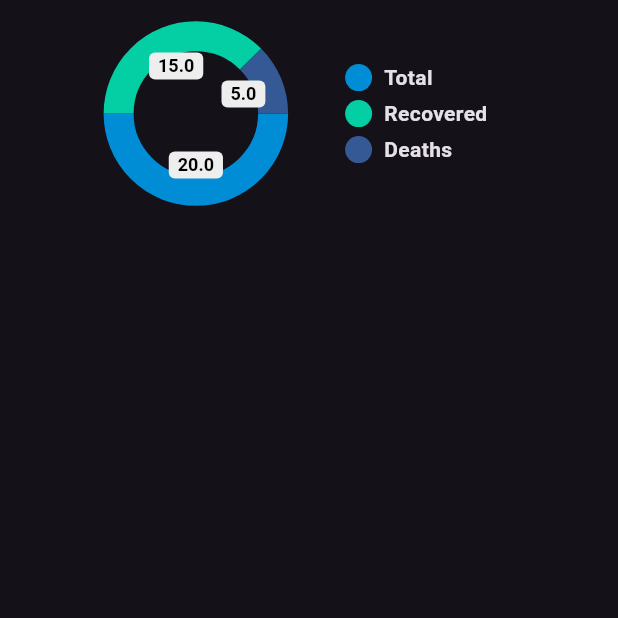
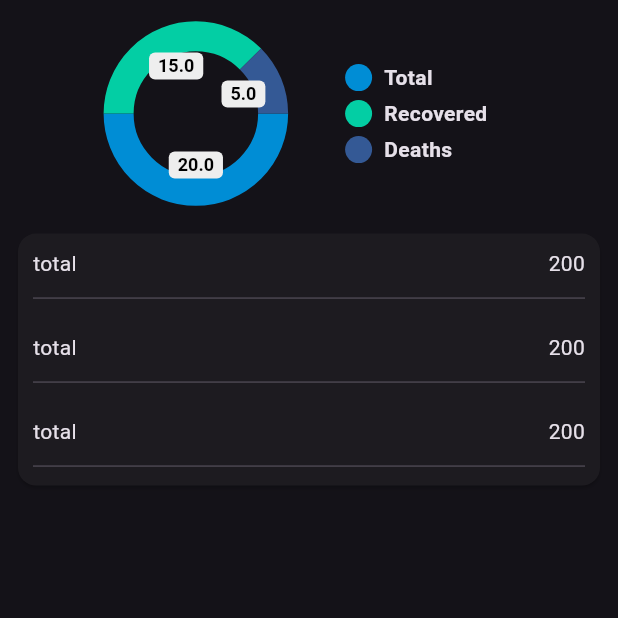
Before and after one commit to CodeByPrime/Covid-19-tracker, a Flutter app: the screen it shows after launch, on a phone screen of 412 x 824 dp, the top half of it. Run offline on Flutter 3.47's test engine with Material 3 defaults, Android fonts, the phone set to English and light mode, and no system bars; drawn by our look-alikes of pie_chart.

Commit message:
feat:add analytics UI

```diff
--- a/lib/View/world_states.dart
+++ b/lib/View/world_states.dart
@@ -52,6 +52,19 @@ class _WorldStateScreenState extends State<WorldStateScreen>
               colorList: colorList,
               legendOptions:
                   LegendOptions(legendPosition: LegendPosition.right),
+            ),
+            Padding(
+              padding: EdgeInsets.symmetric(
+                  vertical: MediaQuery.of(context).size.height * 0.02),
+              child: Card(
+                child: Column(
+                  children: [
+                    ReuseableRow(title: "total", value: "200"),
+                    ReuseableRow(title: "total", value: "200"),
+                    ReuseableRow(title: "total", value: "200")
+                  ],
+                ),
+              ),
             )
           ],
         ),
@@ -59,3 +72,28 @@ class _WorldStateScreenState extends State<WorldStateScreen>
     );
   }
 }
+
+class ReuseableRow extends StatelessWidget {
+  String title, value;
+  ReuseableRow({Key? key, required this.title, required this.value})
+      : super(key: key);
+
+  @override
+  Widget build(BuildContext context) {
+    return Padding(
+      padding: const EdgeInsets.only(left: 10, right: 10, top: 10, bottom: 5),
+      child: Column(
+        children: [
+          Row(
+            mainAxisAlignment: MainAxisAlignment.spaceBetween,
+            children: [Text(title), Text(value)],
+          ),
+          SizedBox(
+            height: 5,
+          ),
+          Divider()
+        ],
+      ),
+    );
+  }
+}
```
